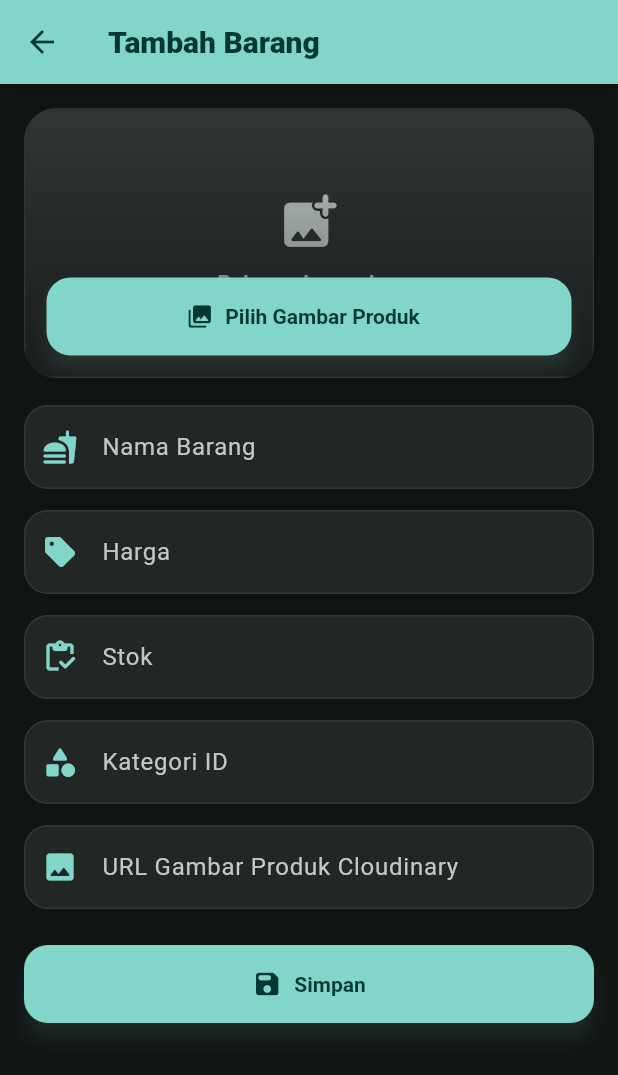
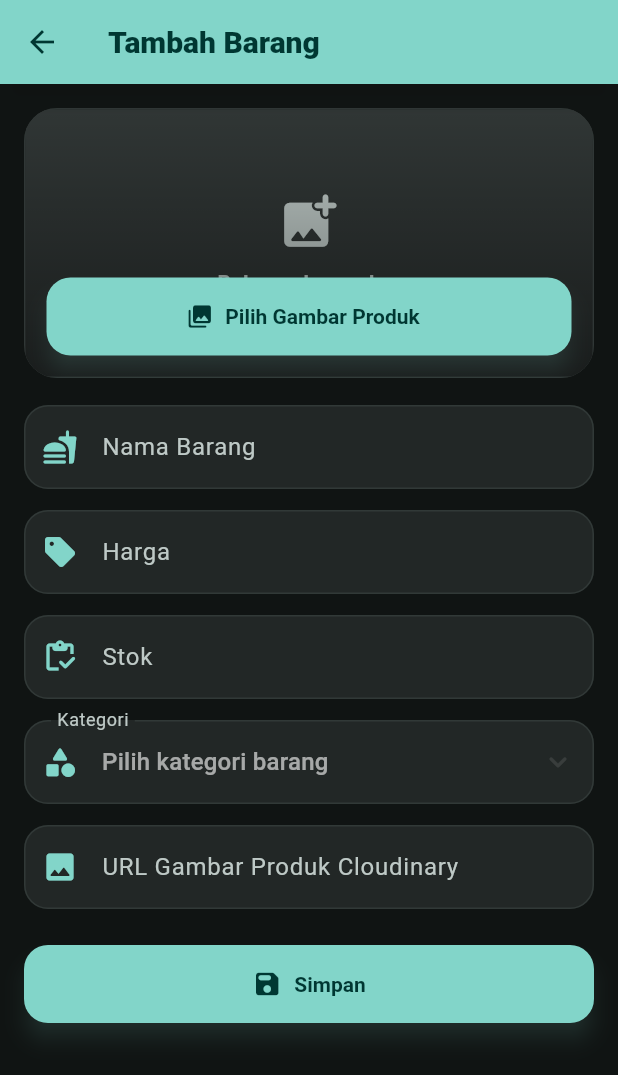
Before and after one commit to DavidDSaputra/Bakulan-D.-Frozen-Food-POS-system, a Flutter app: the ProductFormScreen screen opened directly, on a phone screen of 412 x 824 dp. Shown: the top 1075 px of the screen. Run offline on Flutter 3.47's test engine with Material 3 defaults, Android fonts, the phone set to English and light mode, and no system bars; our stand-ins replace cloud_firestore, firebase_auth, firebase_core, image_picker; accounts and stored records are empty.

Commit message:
Use category dropdown in product form

```diff
--- a/lib/providers/product_provider.dart
+++ b/lib/providers/product_provider.dart
@@ -1,5 +1,6 @@
 import 'package:flutter/material.dart';
 
+import '../models/category.dart';
 import '../models/product.dart';
 import '../services/firestore_service.dart';
 
@@ -10,6 +11,8 @@ class ProductProvider extends ChangeNotifier {
   bool get isLoading => _isLoading;
 
   Stream<List<Product>> watchProducts() => service.watchProducts();
+
+  Stream<List<ProductCategory>> watchCategories() => service.watchCategories();
 
   Future<void> saveProduct(Product product, {required bool isEdit}) async {
     _setLoading(true);
--- a/lib/screens/product_form_screen.dart
+++ b/lib/screens/product_form_screen.dart
@@ -4,6 +4,7 @@ import 'package:flutter/material.dart';
 import 'package:image_picker/image_picker.dart';
 import 'package:provider/provider.dart';
 
+import '../models/category.dart';
 import '../models/product.dart';
 import '../providers/product_provider.dart';
 import '../services/cloudinary_service.dart';
@@ -26,11 +27,11 @@ class _ProductFormScreenState extends State<ProductFormScreen> {
   late final TextEditingController _nameController;
   late final TextEditingController _priceController;
   late final TextEditingController _stockController;
-  late final TextEditingController _categoryController;
   late final TextEditingController _imageUrlController;
   final _imagePicker = ImagePicker();
   final _cloudinaryService = CloudinaryService();
   Uint8List? _previewImageBytes;
+  String? _selectedCategoryId;
   bool _isUploadingImage = false;
 
   bool get _isEdit => widget.product != null;
@@ -46,9 +47,9 @@ class _ProductFormScreenState extends State<ProductFormScreen> {
     _stockController = TextEditingController(
       text: product == null ? '' : product.stok.toString(),
     );
-    _categoryController = TextEditingController(
-      text: product?.kategoriId ?? '',
-    );
+    _selectedCategoryId = product?.kategoriId.isEmpty == true
+        ? null
+        : product?.kategoriId;
     _imageUrlController = TextEditingController(text: product?.imageUrl ?? '');
   }
 
@@ -57,7 +58,6 @@ class _ProductFormScreenState extends State<ProductFormScreen> {
     _nameController.dispose();
     _priceController.dispose();
     _stockController.dispose();
-    _categoryController.dispose();
     _imageUrlController.dispose();
     super.dispose();
   }
@@ -70,7 +70,7 @@ class _ProductFormScreenState extends State<ProductFormScreen> {
       namaBarang: _nameController.text.trim(),
       harga: int.parse(_priceController.text.trim()),
       stok: int.parse(_stockController.text.trim()),
-      kategoriId: _categoryController.text.trim(),
+      kategoriId: _selectedCategoryId ?? '',
       imageUrl: _imageUrlController.text.trim(),
     );
 
@@ -126,6 +126,14 @@ class _ProductFormScreenState extends State<ProductFormScreen> {
     } finally {
       if (mounted) setState(() => _isUploadingImage = false);
     }
+  }
+
+  String _readableCategoryName(String id) {
+    return id
+        .split(RegExp(r'[_\-\s]+'))
+        .where((part) => part.isNotEmpty)
+        .map((part) => '${part[0].toUpperCase()}${part.substring(1)}')
+        .join(' ');
   }
 
   @override
@@ -238,13 +246,54 @@ class _ProductFormScreenState extends State<ProductFormScreen> {
                     textInputAction: TextInputAction.next,
                   ),
                   const SizedBox(height: 14),
-                  AppTextField(
-                    controller: _categoryController,
-                    label: 'Kategori ID',
-                    icon: Icons.category_rounded,
-                    validator: (value) =>
-                        Validators.requiredText(value, field: 'Kategori ID'),
-                    textInputAction: TextInputAction.done,
+                  StreamBuilder<List<ProductCategory>>(
+                    stream: context.read<ProductProvider>().watchCategories(),
+                    builder: (context, snapshot) {
+                      final categories = snapshot.data ?? const [];
+                      final hasSelectedCategory =
+                          _selectedCategoryId != null &&
+                          categories.any(
+                            (category) => category.id == _selectedCategoryId,
+                          );
+                      final items = [
+                        for (final category in categories)
+                          DropdownMenuItem(
+                            value: category.id,
+                            child: Text(category.namaKategori),
+                          ),
+                        if (_selectedCategoryId != null && !hasSelectedCategory)
+                          DropdownMenuItem(
+                            value: _selectedCategoryId,
+                            child: Text(
+                              _readableCategoryName(_selectedCategoryId!),
+                            ),
+                          ),
+                      ];
+
+                      return DropdownButtonFormField<String>(
+                        initialValue: _selectedCategoryId,
+                        items: items,
+                        isExpanded: true,
+                        icon: const Icon(Icons.keyboard_arrow_down_rounded),
+                        decoration: const InputDecoration(
+                          labelText: 'Kategori',
+                          prefixIcon: Icon(Icons.category_rounded),
+                        ),
+                        hint: Text(
+                          snapshot.connectionState == ConnectionState.waiting
+                              ? 'Memuat kategori...'
+                              : 'Pilih kategori barang',
+                        ),
+                        validator: (value) => value == null || value.isEmpty
+                            ? 'Kategori wajib dipilih'
+                            : null,
+                        onChanged: items.isEmpty
+                            ? null
+                            : (value) {
+                                setState(() => _selectedCategoryId = value);
+                              },
+                      );
+                    },
                   ),
                   const SizedBox(height: 14),
                   AppTextField(
```
